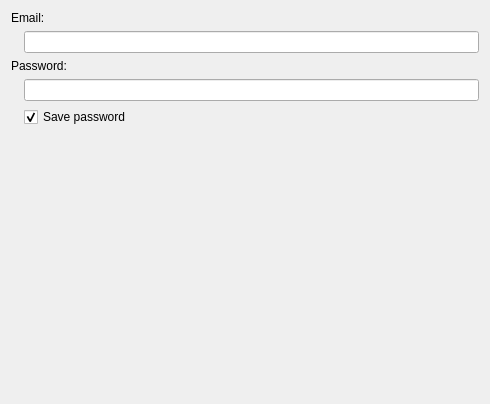
euroelessar/qutim, file protocols/vkontakte/src/ui/vaccountwizardpage.ui: the form before one commit.
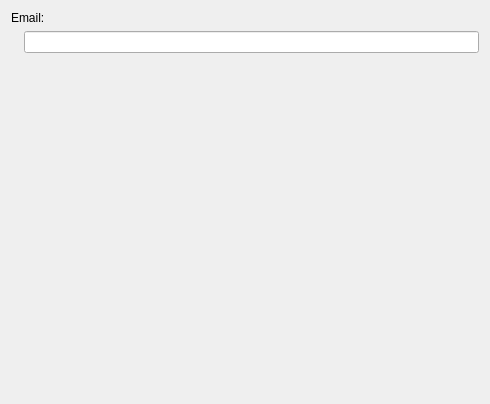
The form after the commit.

Commit message: Some bugfixes and deployment script for windows

```diff
--- a/protocols/vkontakte/src/ui/vaccountwizardpage.ui
+++ b/protocols/vkontakte/src/ui/vaccountwizardpage.ui
@@ -14,6 +14,9 @@
    <string>WizardPage</string>
   </property>
   <layout class="QFormLayout" name="formLayout">
+   <property name="fieldGrowthPolicy">
+    <enum>QFormLayout::AllNonFixedFieldsGrow</enum>
+   </property>
    <item row="0" column="0" colspan="2">
     <widget class="QLabel" name="label">
      <property name="sizePolicy">
@@ -30,24 +33,7 @@
    <item row="1" column="1">
     <widget class="QLineEdit" name="emailEdit"/>
    </item>
-   <item row="2" column="0" colspan="2">
-    <widget class="QLabel" name="label_4">
-     <property name="text">
-      <string>Password:</string>
-     </property>
-    </widget>
-   </item>
-   <item row="3" column="1">
-    <widget class="QLineEdit" name="passwdEdit">
-     <property name="inputMask">
-      <string/>
-     </property>
-     <property name="echoMode">
-      <enum>QLineEdit::Password</enum>
-     </property>
-    </widget>
-   </item>
-   <item row="4" column="0">
+   <item row="2" column="0">
     <widget class="QLabel" name="helpLabel">
      <property name="text">
       <string/>
@@ -57,16 +43,6 @@
      </property>
     </widget>
    </item>
-   <item row="4" column="1">
-    <widget class="QCheckBox" name="savePasswdCheck">
-     <property name="text">
-      <string>Save password</string>
-     </property>
-     <property name="checked">
-      <bool>true</bool>
-     </property>
-    </widget>
-   </item>
   </layout>
  </widget>
  <resources/>
```
The commit also changes 6 other files.
